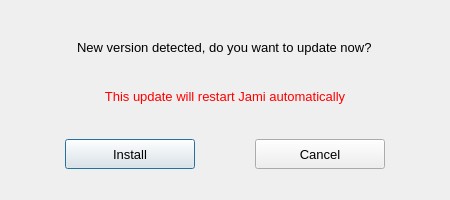
Above: updateconfirmdialog.ui from savoirfairelinux/jami-client-windows before the change. Below: the same form after it.
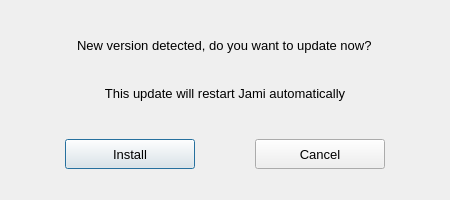
That is the form after the change.

```diff
--- a/updateconfirmdialog.ui
+++ b/updateconfirmdialog.ui
@@ -88,7 +88,25 @@
      </property>
     </spacer>
    </item>
-   <item alignment="Qt::AlignHCenter">
+   <item>
+    <layout class="QHBoxLayout" name="horizontalLayout_2">
+     <property name="spacing">
+      <number>0</number>
+     </property>
+     <item>
+      <spacer name="horizontalSpacer_4">
+       <property name="orientation">
+        <enum>Qt::Horizontal</enum>
+       </property>
+       <property name="sizeHint" stdset="0">
+        <size>
+         <width>10</width>
+         <height>20</height>
+        </size>
+       </property>
+      </spacer>
+     </item>
+     <item>
     <widget class="QLabel" name="labelWarning">
      <property name="sizePolicy">
       <sizepolicy hsizetype="Fixed" vsizetype="Expanding">
@@ -107,22 +125,37 @@
        <pointsize>10</pointsize>
       </font>
      </property>
-     <property name="styleSheet">
-      <string notr="true">color: red;</string>
-     </property>
      <property name="text">
-      <string>This update will restart Jami automatically</string>
+        <string>&lt;html&gt;&lt;head/&gt;&lt;body&gt;&lt;p&gt;This update will restart Jami automatically&lt;/p&gt;&lt;/body&gt;&lt;/html&gt;</string>
+       </property>
+       <property name="textFormat">
+        <enum>Qt::RichText</enum>
      </property>
      <property name="alignment">
-      <set>Qt::AlignCenter</set>
+        <set>Qt::AlignHCenter|Qt::AlignTop</set>
      </property>
      <property name="wordWrap">
-      <bool>true</bool>
+        <bool>false</bool>
      </property>
      <property name="margin">
       <number>3</number>
      </property>
     </widget>
+     </item>
+     <item>
+      <spacer name="horizontalSpacer_5">
+       <property name="orientation">
+        <enum>Qt::Horizontal</enum>
+       </property>
+       <property name="sizeHint" stdset="0">
+        <size>
+         <width>10</width>
+         <height>20</height>
+        </size>
+       </property>
+      </spacer>
+     </item>
+    </layout>
    </item>
    <item>
     <spacer name="verticalSpacer_2">
```
Lines whose indentation alone changed are shown as unchanged.
